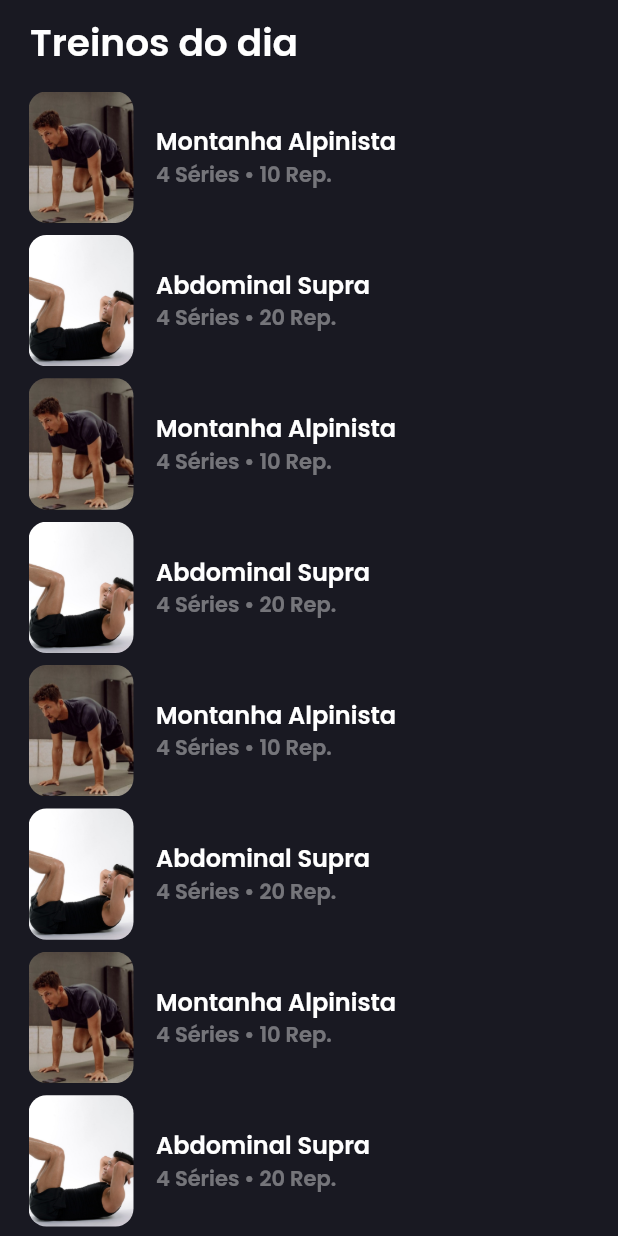
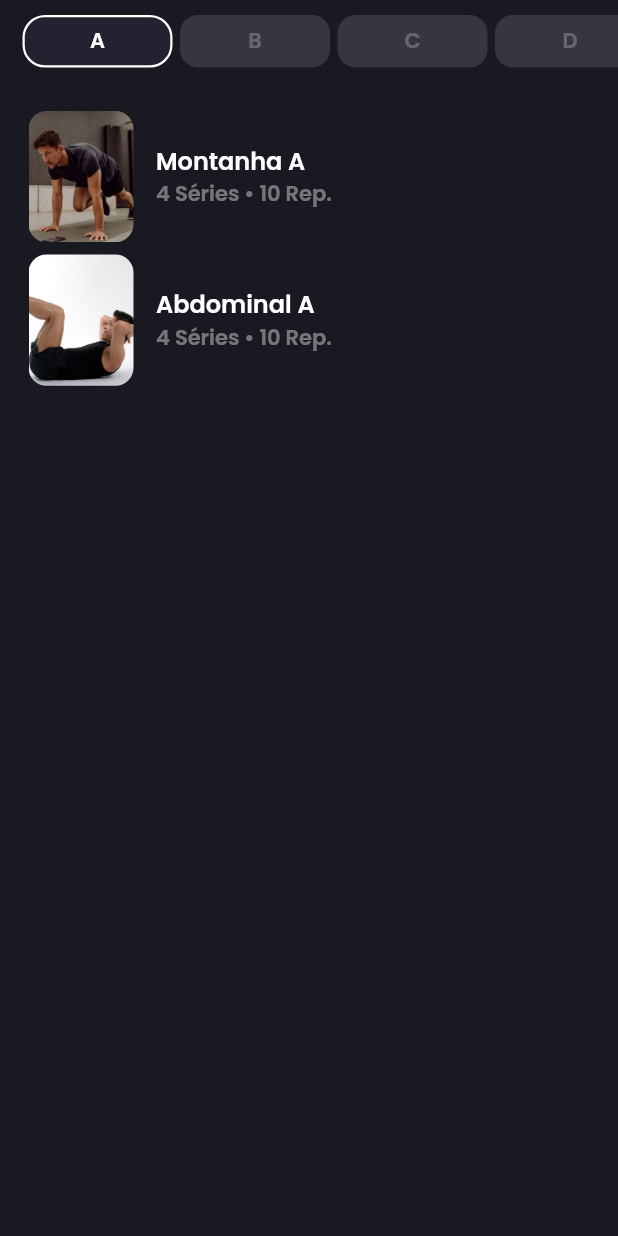
Before and after one commit to brunodeev/gym_app, a Flutter app: the WorkoutPage screen opened directly, on a phone screen of 412 x 824 dp. Run offline on Flutter 3.47's test engine with Material 2 defaults, Android fonts, the phone set to English and light mode, and no system bars.

Commit message:
adicionando abas de treinos diferentes

```diff
--- a/lib/components/workout_card.dart
+++ b/lib/components/workout_card.dart
@@ -50,7 +50,11 @@ class WorkoutCard extends StatelessWidget {
                           style:
                               TextStyle(color: Colors.white.withOpacity(0.4)),
                         )
-                      : Text('$series Séries • $rep Rep. • $weight Kg'),
+                      : Text(
+                          '$series Séries • $rep Rep. • $weight Kg',
+                          style:
+                              TextStyle(color: Colors.white.withOpacity(0.4)),
+                        ),
                 ],
               ),
             ),
--- a/lib/constants/colors.dart
+++ b/lib/constants/colors.dart
@@ -2,4 +2,6 @@ import 'package:flutter/material.dart';
 
 const kPrimaryColor = Color(0xFF191922);
 const kSecondaryColor = Color(0xFF222230);
+const kTerciaryColor = Color.fromARGB(255, 54, 54, 62);
 const kAccentColor = Color(0xFFF3305A);
+const kAColor = Color.fromARGB(255, 218, 86, 115);
--- /dev/null
+++ b/lib/data/dummy_data.dart
@@ -0,0 +1,54 @@
+// ignore_for_file: camel_case_types
+
+class DUMMY_DATA {
+  final List<String> type = ['A', 'B', 'C', 'D'];
+  final List<Map<String, dynamic>> a = [
+    {
+      'type': 'A',
+      'image': 'assets/images/men.jpg',
+      'name': 'Montanha A',
+      'rep': 10,
+      'series': 4,
+    },
+    {
+      'type': 'A',
+      'image': 'assets/images/abdominal.jpg',
+      'name': 'Abdominal A',
+      'rep': 10,
+      'series': 4,
+    },
+  ];
+  final List<Map<String, dynamic>> b = [
+    {
+      'type': 'B',
+      'image': 'assets/images/supino.webp',
+      'name': 'Supino Reto',
+      'rep': 15,
+      'series': 4,
+      'weight': 15.0
+    },
+    {
+      'type': 'B',
+      'image': 'assets/images/abdominal.jpg',
+      'name': 'Abdominal B',
+      'rep': 10,
+      'series': 4,
+    },
+  ];
+  final List<Map<String, dynamic>> c = [
+    {
+      'type': 'C',
+      'image': 'assets/images/men.jpg',
+      'name': 'Montanha C',
+      'rep': 10,
+      'series': 4,
+    },
+    {
+      'type': 'C',
+      'image': 'assets/images/abdominal.jpg',
+      'name': 'Abdominal C',
+      'rep': 10,
+      'series': 4,
+    }
+  ];
+}
--- a/lib/views/workout_page.dart
+++ b/lib/views/workout_page.dart
@@ -1,99 +1,134 @@
 import 'package:flutter/material.dart';
 import 'package:gym_app/components/workout_card.dart';
 import 'package:gym_app/constants/colors.dart';
+import 'package:gym_app/data/dummy_data.dart';
 
-class WorkoutPage extends StatelessWidget {
+class WorkoutPage extends StatefulWidget {
   const WorkoutPage({super.key});
 
   @override
+  State<WorkoutPage> createState() => _WorkoutPageState();
+}
+
+class _WorkoutPageState extends State<WorkoutPage> {
+  int current = 0;
+  @override
   Widget build(BuildContext context) {
+    final data = DUMMY_DATA();
+
     return Scaffold(
       backgroundColor: kPrimaryColor,
-      body: Padding(
-        padding: const EdgeInsets.symmetric(horizontal: 15),
-        child: Column(
+      body: Column(
         crossAxisAlignment: CrossAxisAlignment.start,
         children: [
-            Expanded(
-              child: ListView(
+          Padding(
+            padding: const EdgeInsets.only(top: 10, bottom: 25),
+            child: SizedBox(
+              height: 35,
+              child: ListView.builder(
                   physics: const BouncingScrollPhysics(),
-                children: const [
-                  Padding(
-                    padding: EdgeInsets.only(left: 5, top: 10, bottom: 10),
+                  scrollDirection: Axis.horizontal,
+                  itemCount: data.type.length,
+                  itemBuilder: (context, index) {
+                    return GestureDetector(
+                      onTap: () {
+                        setState(() {
+                          current = index;
+                        });
+                      },
+                      child: AnimatedContainer(
+                        duration: const Duration(milliseconds: 100),
+                        margin: index == 0
+                            ? const EdgeInsets.only(left: 15)
+                            : const EdgeInsets.only(left: 5),
+                        width: 100,
+                        decoration: BoxDecoration(
+                          color: current == index
+                              ? kSecondaryColor
+                              : kTerciaryColor,
+                          borderRadius: current == index
+                              ? BorderRadius.circular(15)
+                              : BorderRadius.circular(12),
+                          border: current == index
+                              ? Border.all(color: Colors.white, width: 1.5)
+                              : null,
+                        ),
+                        child: Center(
                           child: Text(
-                      'Treinos do dia',
+                            data.type[index],
                             style: TextStyle(
-                        color: Colors.white,
-                        fontSize: 25,
+                              color: current == index
+                                  ? Colors.white
+                                  : Colors.white24,
                             ),
                           ),
                         ),
-                  WorkoutCard(
-                    image: 'assets/images/men.jpg',
-                    name: 'Montanha Alpinista',
-                    rep: 10,
-                    series: 4,
                       ),
-                  WorkoutCard(
-                    image: 'assets/images/abdominal.jpg',
-                    name: 'Abdominal Supra',
-                    rep: 20,
-                    series: 4,
+                    );
+                  }),
             ),
-                  WorkoutCard(
-                    image: 'assets/images/men.jpg',
-                    name: 'Montanha Alpinista',
-                    rep: 10,
-                    series: 4,
           ),
-                  WorkoutCard(
-                    image: 'assets/images/abdominal.jpg',
-                    name: 'Abdominal Supra',
-                    rep: 20,
-                    series: 4,
+          if (current == 0)
+            Expanded(
+              child: Padding(
+                padding: const EdgeInsets.symmetric(horizontal: 15),
+                child: ListView(
+                  physics: const BouncingScrollPhysics(),
+                  children: data.a
+                      .map(
+                        (value) => WorkoutCard(
+                          image: value['image'].toString(),
+                          name: value['name'].toString(),
+                          rep: value['rep'],
+                          series: value['series'],
+                          weight: value['weight'],
                         ),
-                  WorkoutCard(
-                    image: 'assets/images/men.jpg',
-                    name: 'Montanha Alpinista',
-                    rep: 10,
-                    series: 4,
+                      )
+                      .toList(),
                 ),
-                  WorkoutCard(
-                    image: 'assets/images/abdominal.jpg',
-                    name: 'Abdominal Supra',
-                    rep: 20,
-                    series: 4,
               ),
-                  WorkoutCard(
-                    image: 'assets/images/men.jpg',
-                    name: 'Montanha Alpinista',
-                    rep: 10,
-                    series: 4,
             ),
-                  WorkoutCard(
-                    image: 'assets/images/abdominal.jpg',
-                    name: 'Abdominal Supra',
-                    rep: 20,
-                    series: 4,
+          if (current == 1)
+            Expanded(
+              child: Padding(
+                padding: const EdgeInsets.symmetric(horizontal: 15),
+                child: ListView(
+                  physics: const BouncingScrollPhysics(),
+                  children: data.b
+                      .map(
+                        (value) => WorkoutCard(
+                          image: value['image'].toString(),
+                          name: value['name'].toString(),
+                          rep: value['rep'],
+                          series: value['series'],
+                          weight: value['weight'],
                         ),
-                  WorkoutCard(
-                    image: 'assets/images/men.jpg',
-                    name: 'Montanha Alpinista',
-                    rep: 10,
-                    series: 4,
+                      )
+                      .toList(),
                 ),
-                  WorkoutCard(
-                    image: 'assets/images/abdominal.jpg',
-                    name: 'Abdominal Supra',
-                    rep: 20,
-                    series: 4,
               ),
-                ],
+            ),
+          if (current == 2)
+            Expanded(
+              child: Padding(
+                padding: const EdgeInsets.symmetric(horizontal: 15),
+                child: ListView(
+                  physics: const BouncingScrollPhysics(),
+                  children: data.c
+                      .map(
+                        (value) => WorkoutCard(
+                          image: value['image'].toString(),
+                          name: value['name'].toString(),
+                          rep: value['rep'],
+                          series: value['series'],
+                        ),
+                      )
+                      .toList(),
+                ),
               ),
             ),
         ],
       ),
-      ),
     );
   }
 }
```
Also changed, not shown: assets/images/supino.webp (added). Lines whose indentation alone changed are shown as unchanged.
